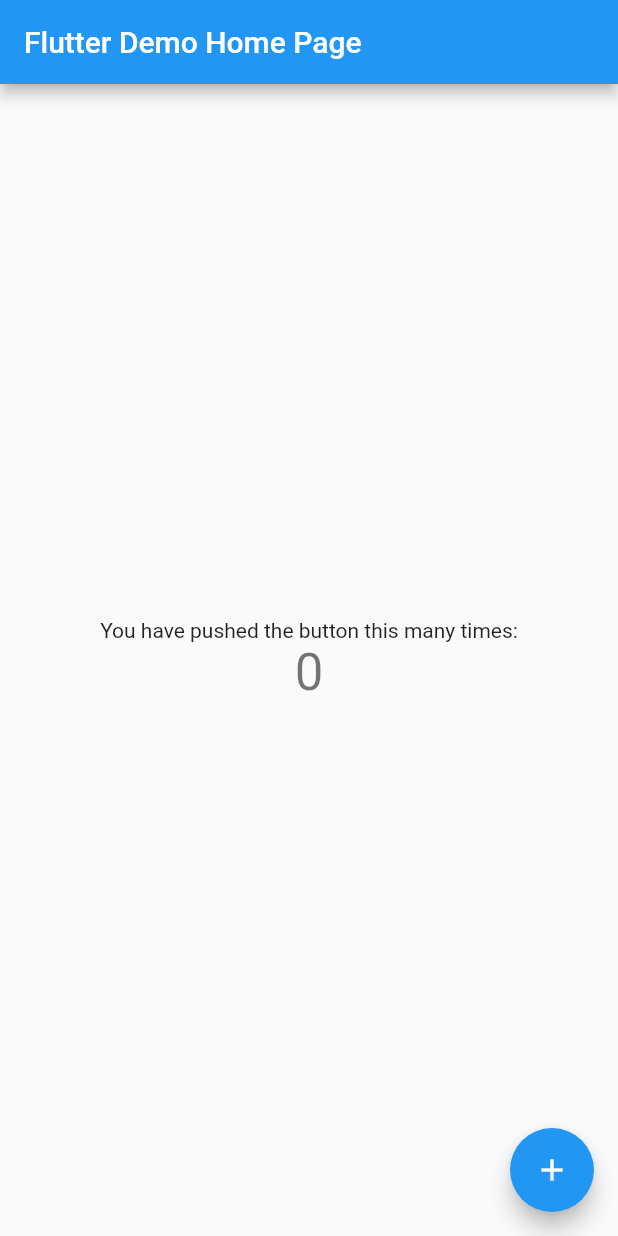
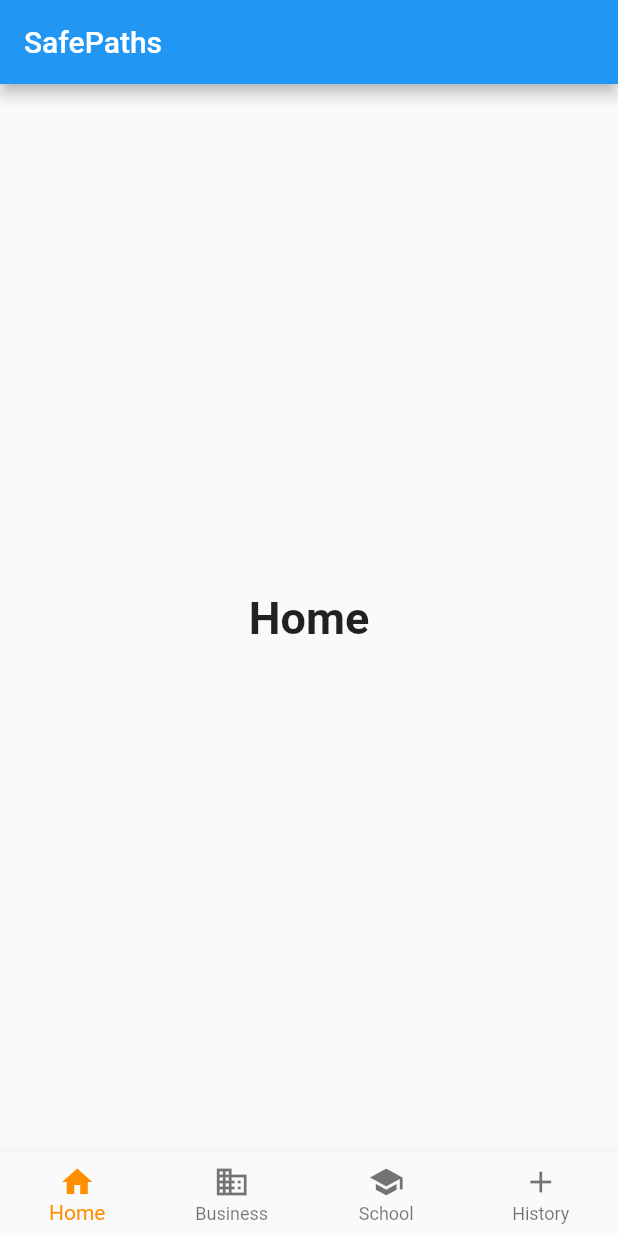
Before and after one commit to RadySonabu/SafePaths, a Flutter app: the screen it shows after launch, on a phone screen of 412 x 824 dp. Run offline on Flutter 3.47's test engine with Material 2 defaults, Android fonts, the phone set to English and light mode, and no system bars.

Commit message:
Added navbar

```diff
--- a/lib/main.dart
+++ b/lib/main.dart
@@ -1,4 +1,5 @@
 import 'package:flutter/material.dart';
+import 'package:safepaths/screens/NavBar.dart';
 
 void main() => runApp(MyApp());
 
@@ -8,104 +9,9 @@ class MyApp extends StatelessWidget {
   Widget build(BuildContext context) {
     return MaterialApp(
       title: 'Flutter Demo',
-      theme: ThemeData(
-        // This is the theme of your application.
-        //
-        // Try running your application with "flutter run". You'll see the
-        // application has a blue toolbar. Then, without quitting the app, try
-        // changing the primarySwatch below to Colors.green and then invoke
-        // "hot reload" (press "r" in the console where you ran "flutter run",
-        // or simply save your changes to "hot reload" in a Flutter IDE).
-        // Notice that the counter didn't reset back to zero; the application
-        // is not restarted.
-        primarySwatch: Colors.blue,
-      ),
-      home: MyHomePage(title: 'Flutter Demo Home Page'),
+      debugShowCheckedModeBanner: false,
+
+      home: NavBar(),
     );
   }
 }
-
-class MyHomePage extends StatefulWidget {
-  MyHomePage({Key key, this.title}) : super(key: key);
-
-  // This widget is the home page of your application. It is stateful, meaning
-  // that it has a State object (defined below) that contains fields that affect
-  // how it looks.
-
-  // This class is the configuration for the state. It holds the values (in this
-  // case the title) provided by the parent (in this case the App widget) and
-  // used by the build method of the State. Fields in a Widget subclass are
-  // always marked "final".
-
-  final String title;
-
-  @override
-  _MyHomePageState createState() => _MyHomePageState();
-}
-
-class _MyHomePageState extends State<MyHomePage> {
-  int _counter = 0;
-
-  void _incrementCounter() {
-    setState(() {
-      // This call to setState tells the Flutter framework that something has
-      // changed in this State, which causes it to rerun the build method below
-      // so that the display can reflect the updated values. If we changed
-      // _counter without calling setState(), then the build method would not be
-      // called again, and so nothing would appear to happen.
-      _counter++;
-    });
-  }
-
-  @override
-  Widget build(BuildContext context) {
-    // This method is rerun every time setState is called, for instance as done
-    // by the _incrementCounter method above.
-    //
-    // The Flutter framework has been optimized to make rerunning build methods
-    // fast, so that you can just rebuild anything that needs updating rather
-    // than having to individually change instances of widgets.
-    return Scaffold(
-      appBar: AppBar(
-        // Here we take the value from the MyHomePage object that was created by
-        // the App.build method, and use it to set our appbar title.
-        title: Text(widget.title),
-      ),
-      body: Center(
-        // Center is a layout widget. It takes a single child and positions it
-        // in the middle of the parent.
-        child: Column(
-          // Column is also a layout widget. It takes a list of children and
-          // arranges them vertically. By default, it sizes itself to fit its
-          // children horizontally, and tries to be as tall as its parent.
-          //
-          // Invoke "debug painting" (press "p" in the console, choose the
-          // "Toggle Debug Paint" action from the Flutter Inspector in Android
-          // Studio, or the "Toggle Debug Paint" command in Visual Studio Code)
-          // to see the wireframe for each widget.
-          //
-          // Column has various properties to control how it sizes itself and
-          // how it positions its children. Here we use mainAxisAlignment to
-          // center the children vertically; the main axis here is the vertical
-          // axis because Columns are vertical (the cross axis would be
-          // horizontal).
-          mainAxisAlignment: MainAxisAlignment.center,
-          children: <Widget>[
-            Text(
-              'You have pushed the button this many times:',
-            ),
-            Text(
-              '$_counter',
-              style: Theme.of(context).textTheme.display1,
-            ),
-          ],
-        ),
-      ),
-      floatingActionButton: FloatingActionButton(
-        onPressed: _incrementCounter,
-        tooltip: 'Increment',
-        child: Icon(Icons.add),
-      ), // This trailing comma makes auto-formatting nicer for build methods.
-    );
-  }
-}
--- /dev/null
+++ b/lib/screens/NavBar.dart
@@ -0,0 +1,77 @@
+import 'package:flutter/material.dart';
+
+class NavBar extends StatefulWidget {
+  @override
+  _NavBarState createState() => _NavBarState();
+}
+
+class _NavBarState extends State<NavBar> {
+  int _selectedIndex = 0;
+  static const TextStyle optionStyle =
+  TextStyle(fontSize: 30, fontWeight: FontWeight.bold);
+  static const List<Widget> _widgetOptions = <Widget>[
+    Text(
+      'Home',
+      style: optionStyle,
+    ),
+    Text(
+      'Safe routes',
+      style: optionStyle,
+    ),
+    Text(
+      'Contacts',
+      style: optionStyle,
+    ),
+    Text(
+      'History',
+      style: optionStyle,
+    ),
+  ];
+
+  void _onItemTapped(int index) {
+    setState(() {
+      _selectedIndex = index;
+    });
+  }
+  @override
+  Widget build(BuildContext context) {
+    return Scaffold(
+      appBar: AppBar(
+        title: Text('SafePaths'),
+      ),
+      body: Center(
+        child: _widgetOptions.elementAt(_selectedIndex),
+      ),
+        bottomNavigationBar: BottomNavigationBar(
+        showSelectedLabels: true,
+          showUnselectedLabels: true,
+
+          items: const <BottomNavigationBarItem>[
+          BottomNavigationBarItem(
+            backgroundColor: Colors.white,
+          icon: Icon(Icons.home,),
+          title: Text('Home', ),
+          ),
+          BottomNavigationBarItem(
+            backgroundColor: Colors.white,
+          icon: Icon(Icons.business,),
+          title: Text('Business', ),
+          ),
+          BottomNavigationBarItem(
+            backgroundColor: Colors.white,
+          icon: Icon(Icons.school,),
+          title: Text('School', ),
+          ),
+          BottomNavigationBarItem(
+            backgroundColor: Colors.white,
+          icon: Icon(Icons.add, ),
+          title: Text('History', ),
+          ),
+      ],
+      currentIndex: _selectedIndex,
+      selectedItemColor: Colors.amber[800],
+      type: BottomNavigationBarType.fixed,
+      onTap: _onItemTapped,)
+    );
+  }
+}
--- /dev/null
+++ b/lib/screens/SplashScreen.dart
@@ -0,0 +1,35 @@
+import 'package:flutter/material.dart';
+
+class SplashScreen extends StatefulWidget {
+  @override
+  _SplashScreenState createState() => _SplashScreenState();
+}
+
+class _SplashScreenState extends State<SplashScreen> {
+  @override
+  Widget build(BuildContext context) {
+    return Scaffold(
+
+      body: SafeArea(
+        child: Column(
+          children: <Widget>[
+            Center(
+              child: Image(
+                image: AssetImage('assets/images/safepaths_logo.png'),
+
+                height: 150,
+                width: 150,
+
+              ),
+            ),
+            FlatButton(
+              color: Colors.yellow,
+              onPressed: (){},
+            )
+
+          ],
+        ),
+      ),
+    );
+  }
+}
```
